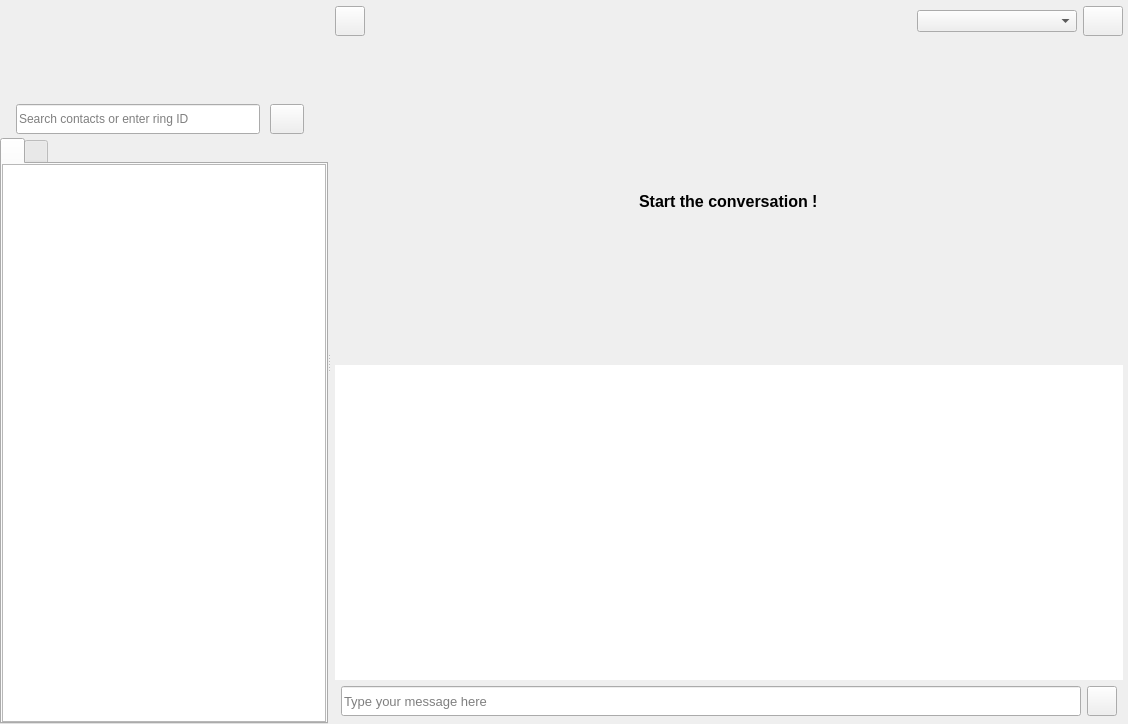
The window that callwidget.ui (savoirfairelinux/jami-client-windows) describes before a commit, drawn with Qt 5.
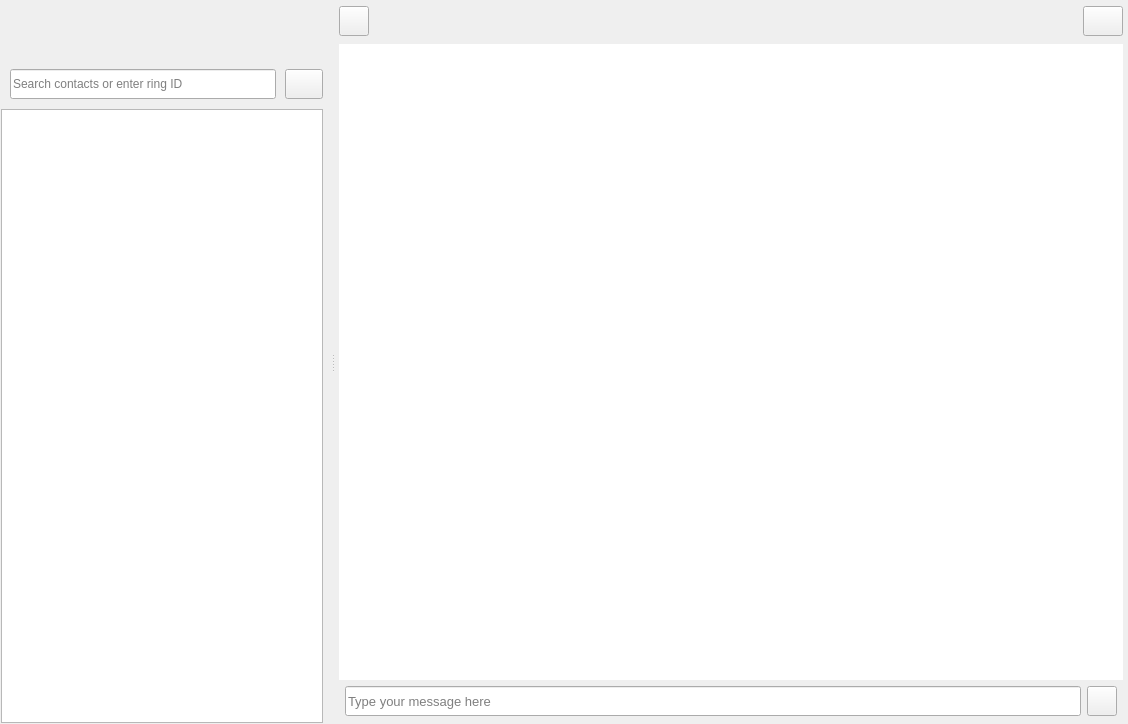
The same window after the commit. The open tabs and pages were chosen to show the change. Icons and pictures are not drawn. Custom widgets are drawn as their Qt base class.

Commit message: smartlist/chat view: implement new lrc api

The edit to the form file:
```diff
--- a/callwidget.ui
+++ b/callwidget.ui
@@ -112,7 +112,7 @@
           <number>0</number>
          </property>
          <item row="0" column="0">
-          <layout class="QVBoxLayout" name="verticalLayout_2" stretch="3,1,18">
+          <layout class="QVBoxLayout" name="verticalLayout_2" stretch="3,1,0">
            <property name="spacing">
             <number>0</number>
            </property>
@@ -122,7 +122,7 @@
            <item>
             <widget class="CurrentAccountWidget" name="currentAccountWidget" native="true">
              <property name="sizePolicy">
-              <sizepolicy hsizetype="MinimumExpanding" vsizetype="MinimumExpanding">
+              <sizepolicy hsizetype="MinimumExpanding" vsizetype="Fixed">
                <horstretch>0</horstretch>
                <verstretch>0</verstretch>
               </sizepolicy>
@@ -130,23 +130,32 @@
              <property name="minimumSize">
               <size>
                <width>0</width>
-               <height>100</height>
+               <height>60</height>
               </size>
              </property>
             </widget>
            </item>
            <item>
             <widget class="QWidget" name="selectBar" native="true">
+             <property name="sizePolicy">
+              <sizepolicy hsizetype="Maximum" vsizetype="MinimumExpanding">
+               <horstretch>0</horstretch>
+               <verstretch>0</verstretch>
+              </sizepolicy>
+             </property>
              <property name="maximumSize">
               <size>
-               <width>324</width>
-               <height>16777215</height>
+               <width>332</width>
+               <height>48</height>
               </size>
              </property>
-             <layout class="QHBoxLayout" name="horizontalLayout_4">
+             <layout class="QHBoxLayout" name="_2" stretch="0,0,0,0,0">
               <property name="spacing">
                <number>0</number>
               </property>
+              <property name="sizeConstraint">
+               <enum>QLayout::SetDefaultConstraint</enum>
+              </property>
               <property name="leftMargin">
                <number>0</number>
               </property>
@@ -169,7 +178,7 @@
                 </property>
                 <property name="sizeHint" stdset="0">
                  <size>
-                  <width>16</width>
+                  <width>10</width>
                   <height>38</height>
                  </size>
                 </property>
@@ -181,14 +190,14 @@
                  <bool>true</bool>
                 </property>
                 <property name="sizePolicy">
-                 <sizepolicy hsizetype="Fixed" vsizetype="Fixed">
+                 <sizepolicy hsizetype="Expanding" vsizetype="Fixed">
                   <horstretch>0</horstretch>
                   <verstretch>0</verstretch>
                  </sizepolicy>
                 </property>
                 <property name="minimumSize">
                  <size>
-                  <width>244</width>
+                  <width>266</width>
                   <height>30</height>
                  </size>
                 </property>
@@ -226,7 +235,7 @@
                  <enum>Qt::Horizontal</enum>
                 </property>
                 <property name="sizeType">
-                 <enum>QSizePolicy::Fixed</enum>
+                 <enum>QSizePolicy::Expanding</enum>
                 </property>
                 <property name="sizeHint" stdset="0">
                  <size>
@@ -262,11 +271,11 @@
                  <enum>Qt::Horizontal</enum>
                 </property>
                 <property name="sizeType">
-                 <enum>QSizePolicy::Fixed</enum>
+                 <enum>QSizePolicy::Expanding</enum>
                 </property>
                 <property name="sizeHint" stdset="0">
                  <size>
-                  <width>20</width>
+                  <width>10</width>
                   <height>20</height>
                  </size>
                 </property>
@@ -276,150 +285,25 @@
             </widget>
            </item>
            <item>
-            <layout class="QVBoxLayout" name="verticalLayout_5" stretch="0">
-             <property name="spacing">
-              <number>0</number>
-             </property>
-             <property name="leftMargin">
-              <number>0</number>
-             </property>
-             <property name="topMargin">
-              <number>0</number>
-             </property>
-             <property name="bottomMargin">
-              <number>0</number>
-             </property>
-             <item>
-              <widget class="QTabWidget" name="mainTabMenu">
-               <property name="sizePolicy">
-                <sizepolicy hsizetype="MinimumExpanding" vsizetype="MinimumExpanding">
-                 <horstretch>0</horstretch>
-                 <verstretch>0</verstretch>
-                </sizepolicy>
-               </property>
-               <property name="minimumSize">
-                <size>
-                 <width>0</width>
-                 <height>0</height>
-                </size>
-               </property>
-               <property name="maximumSize">
-                <size>
-                 <width>16777215</width>
-                 <height>16777215</height>
-                </size>
-               </property>
-               <property name="toolTip">
-                <string/>
-               </property>
-               <property name="currentIndex">
-                <number>0</number>
-               </property>
-               <property name="iconSize">
-                <size>
-                 <width>24</width>
-                 <height>24</height>
-                </size>
-               </property>
-               <widget class="QWidget" name="mainTabMenuPage1">
-                <attribute name="icon">
-                 <iconset resource="ressources.qrc">
-                  <normaloff>:/images/icons/ic_chat_black_24dp_2x.png</normaloff>:/images/icons/ic_chat_black_24dp_2x.png</iconset>
-                </attribute>
-                <attribute name="title">
-                 <string/>
-                </attribute>
-                <attribute name="toolTip">
-                 <string>Conversations</string>
-                </attribute>
-                <layout class="QVBoxLayout" name="verticalLayout_6">
-                 <property name="spacing">
-                  <number>0</number>
-                 </property>
-                 <property name="leftMargin">
-                  <number>0</number>
-                 </property>
-                 <property name="topMargin">
-                  <number>0</number>
-                 </property>
-                 <property name="rightMargin">
-                  <number>0</number>
-                 </property>
-                 <property name="bottomMargin">
-                  <number>0</number>
-                 </property>
-                 <item>
-                  <widget class="SmartList" name="smartList">
-                   <property name="minimumSize">
-                    <size>
-                     <width>324</width>
-                     <height>0</height>
-                    </size>
-                   </property>
-                   <property name="mouseTracking">
-                    <bool>true</bool>
-                   </property>
-                   <property name="indentation">
-                    <number>0</number>
-                   </property>
-                   <property name="headerHidden">
-                    <bool>true</bool>
-                   </property>
-                   <attribute name="headerMinimumSectionSize">
-                    <number>0</number>
-                   </attribute>
-                  </widget>
-                 </item>
-                </layout>
-               </widget>
-               <widget class="QWidget" name="mainTabMenuPage2">
-                <attribute name="icon">
-                 <iconset resource="ressources.qrc">
-                  <normaloff>:/images/icons/ic_person_add_black_24dp_2x.png</normaloff>:/images/icons/ic_person_add_black_24dp_2x.png</iconset>
-                </attribute>
-                <attribute name="title">
-                 <string/>
-                </attribute>
-                <attribute name="toolTip">
-                 <string>Contact requests</string>
-                </attribute>
-                <layout class="QVBoxLayout" name="verticalLayout_7">
-                 <property name="spacing">
-                  <number>0</number>
-                 </property>
-                 <property name="leftMargin">
-                  <number>0</number>
-                 </property>
-                 <property name="topMargin">
-                  <number>0</number>
-                 </property>
-                 <property name="rightMargin">
-                  <number>0</number>
-                 </property>
-                 <property name="bottomMargin">
-                  <number>0</number>
-                 </property>
-                 <item>
-                  <widget class="ContactRequestListWidget" name="contactRequestList">
-                   <property name="styleSheet">
-                    <string notr="true"/>
-                   </property>
-                   <property name="rootIsDecorated">
-                    <bool>false</bool>
-                   </property>
-                   <attribute name="headerVisible">
-                    <bool>false</bool>
-                   </attribute>
-                   <attribute name="headerMinimumSectionSize">
-                    <number>0</number>
-                   </attribute>
-                  </widget>
-                 </item>
-                </layout>
-               </widget>
-              </widget>
-             </item>
-            </layout>
+            <widget class="QWidget" name="smartListWidget" native="true">
+             <layout class="QVBoxLayout" name="verticalLayout_5" stretch="0">
+              <property name="spacing">
+               <number>0</number>
+              </property>
+              <property name="leftMargin">
+               <number>1</number>
+              </property>
+              <property name="topMargin">
+               <number>1</number>
+              </property>
+              <property name="bottomMargin">
+               <number>1</number>
+              </property>
+              <item>
+               <widget class="SmartListView" name="smartList"/>
+              </item>
+             </layout>
+            </widget>
            </item>
           </layout>
          </item>
@@ -1033,7 +917,7 @@
                  <verstretch>0</verstretch>
                 </sizepolicy>
                </property>
-               <layout class="QVBoxLayout" name="verticalLayout_12" stretch="1,25,25,1">
+               <layout class="QVBoxLayout" name="verticalLayout_12" stretch="1,25,1">
                 <property name="leftMargin">
                  <number>5</number>
                 </property>
@@ -1177,19 +1061,6 @@
                     </property>
                    </spacer>
                   </item>
-                  <item>
-                   <widget class="QComboBox" name="contactMethodComboBox">
-                    <property name="minimumSize">
-                     <size>
-                      <width>160</width>
-                      <height>0</height>
-                     </size>
-                    </property>
-                    <property name="toolTip">
-                     <string>Peer contact method selector</string>
-                    </property>
-                   </widget>
-                  </item>
                   <item>
                    <widget class="QPushButton" name="sendContactRequestPageButton">
                     <property name="sizePolicy">
@@ -1221,23 +1092,6 @@
                   </item>
                  </layout>
                 </item>
-                <item alignment="Qt::AlignHCenter|Qt::AlignVCenter">
-                 <widget class="QLabel" name="noMessagesLabel">
-                  <property name="enabled">
-                   <bool>true</bool>
-                  </property>
-                  <property name="font">
-                   <font>
-                    <pointsize>12</pointsize>
-                    <weight>75</weight>
-                    <bold>true</bold>
-                   </font>
-                  </property>
-                  <property name="text">
-                   <string>Start the conversation !</string>
-                  </property>
-                 </widget>
-                </item>
                 <item>
                  <widget class="QListView" name="listMessageView">
                   <property name="sizePolicy">
@@ -1918,9 +1772,9 @@
    <header>idlabel.h</header>
   </customwidget>
   <customwidget>
-   <class>SmartList</class>
-   <extends>QTreeView</extends>
-   <header>smartlist.h</header>
+   <class>SmartListView</class>
+   <extends>QListView</extends>
+   <header>smartlistview.h</header>
   </customwidget>
   <customwidget>
    <class>SendContactRequestWidget</class>
@@ -1940,11 +1794,6 @@
    <header>contactrequestwidget.h</header>
    <container>1</container>
   </customwidget>
-  <customwidget>
-   <class>ContactRequestListWidget</class>
-   <extends>QTreeView</extends>
-   <header>contactrequestlistwidget.h</header>
-  </customwidget>
  </customwidgets>
  <resources>
   <include location="ressources.qrc"/>
```
The commit also changes 47 other files.
